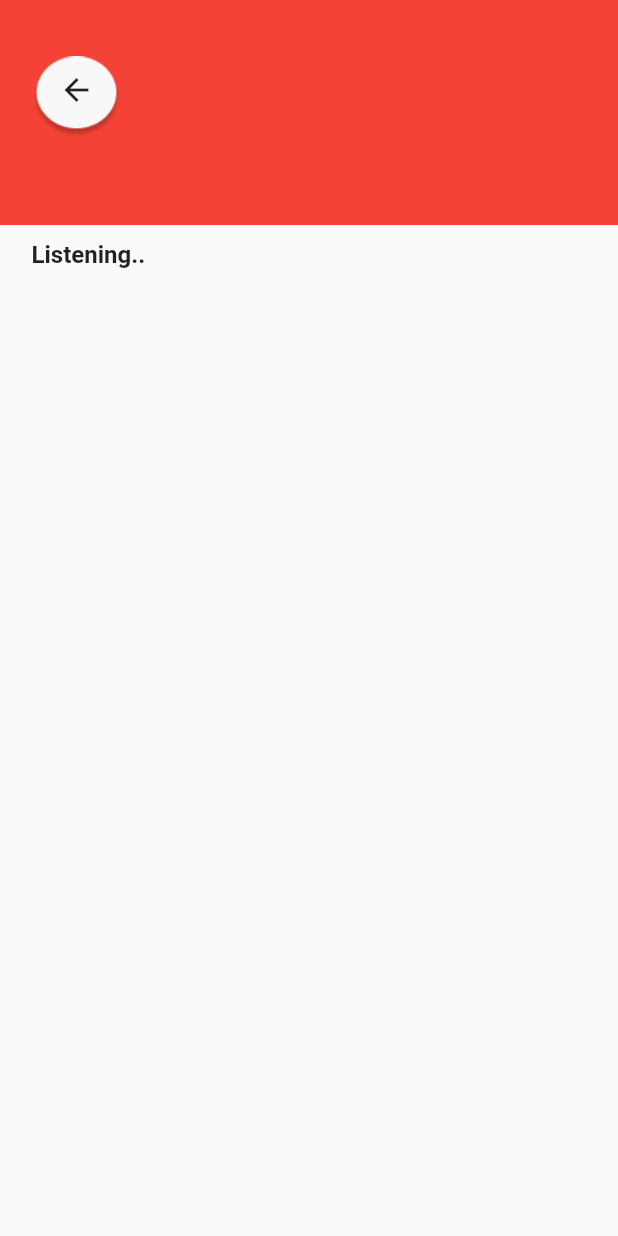
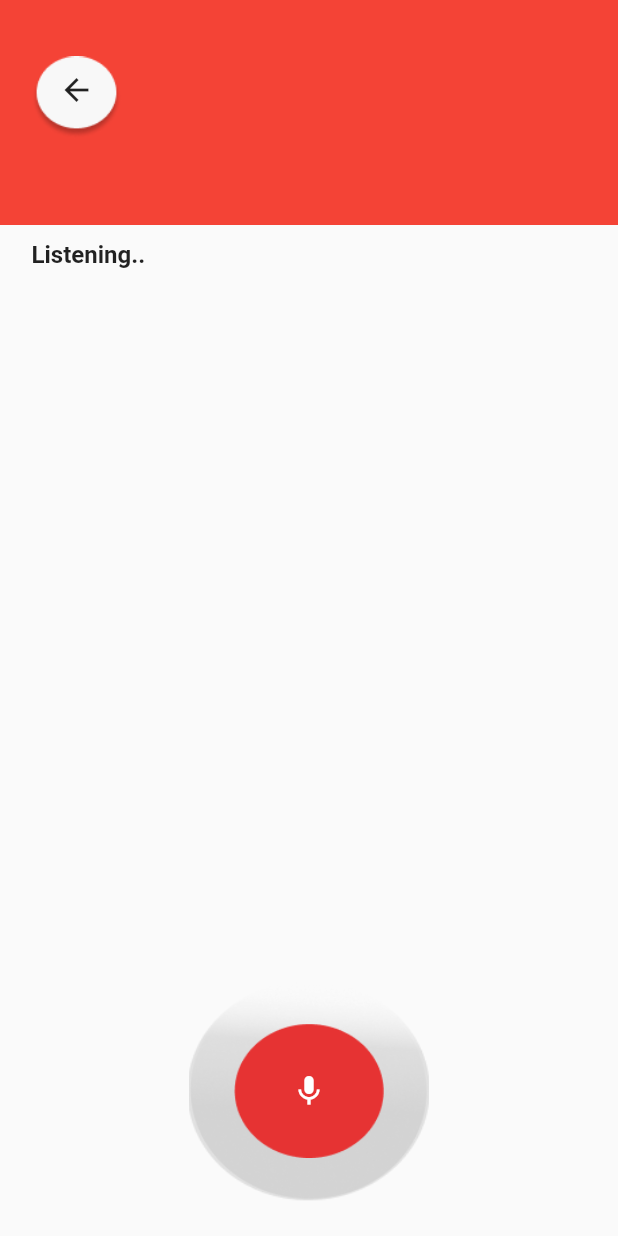
Before and after one commit to ihsanab31/psm, a Flutter app: the Speech screen opened by its route, on a phone screen of 412 x 824 dp. Run offline on Flutter 3.47's test engine with Material 2 defaults, Android fonts, the phone set to English and light mode, and no system bars.

Commit message:
fixing mic

```diff
--- a/lib/screen/speech.dart
+++ b/lib/screen/speech.dart
@@ -1,13 +1,12 @@
 import 'package:flutter/material.dart';
 
-class Speech extends StatefulWidget{
+class Speech extends StatefulWidget {
   static String tag = "speech-tag";
 
   _SpeechState createState() => _SpeechState();
 }
 
-class _SpeechState extends State<Speech>{
-
+class _SpeechState extends State<Speech> {
   @override
   Widget build(BuildContext context) {
     return Scaffold(
@@ -22,21 +21,19 @@ class _SpeechState extends State<Speech>{
                   height: 150,
                   width: double.infinity,
                   alignment: Alignment.centerLeft,
-
                   child: Container(
-                    margin: EdgeInsets.only(left:5),
+                    margin: EdgeInsets.only(left: 5),
                     padding: EdgeInsets.only(bottom: 10),
                     height: 60,
                     width: 60,
                     decoration: BoxDecoration(
                       image: DecorationImage(
                         image: AssetImage("images/Ellipse_back.png"),
-
                       ),
                     ),
                     child: InkWell(
                       child: Icon(Icons.arrow_back),
-                      onTap: (){
+                      onTap: () {
                         Navigator.of(context).pop();
                       },
                     ),
@@ -47,18 +44,57 @@ class _SpeechState extends State<Speech>{
                   width: double.infinity,
                   alignment: Alignment.centerLeft,
                   child: Container(
-                    margin: EdgeInsets.only(left:5, top: 10),
+                      margin: EdgeInsets.only(left: 5, top: 10),
                       padding: EdgeInsets.only(bottom: 10),
                       height: 60,
                       width: double.infinity,
-
-                    child: Text("Listening..",
+                      child: Text(
+                        "Listening..",
                         style: TextStyle(
-                      fontSize: 16,
-                      fontWeight: FontWeight.bold
-                    ),)
+                            fontSize: 16, fontWeight: FontWeight.bold),
+                      )),
+                ),
+                Container(
+                  margin: EdgeInsets.only(
+                      top: MediaQuery.of(context).size.height / 2),
+                  alignment: Alignment.center,
+                  child: Container(
+                    height: 150,
+                    width: 160,
+                    decoration: BoxDecoration(
+                      image: DecorationImage(
+                        image: AssetImage("images/one.png"),
+                        fit: BoxFit.cover,
                       ),
                     ),
+                    child: Container(
+                      height: 100,
+                      width: 110,
+                      alignment: Alignment.center,
+                      decoration: BoxDecoration(
+                        image: DecorationImage(
+                          image: AssetImage("images/two.png"),
+                          fit: BoxFit.cover,
+                        ),
+                      ),
+                      child: Container(
+                          height: 90,
+                          width: 100,
+                          alignment: Alignment.center,
+                          decoration: BoxDecoration(
+                            image: DecorationImage(
+                              image: AssetImage("images/three.png"),
+                              fit: BoxFit.cover,
+                            ),
+                          ),
+                        child: Icon(
+                          Icons.mic,
+                          color: Colors.white,
+                        ),
+                      ),
+                    ),
+                  ),
+                )
               ],
             )
           ],
--- a/pubspec.yaml
+++ b/pubspec.yaml
@@ -65,6 +65,9 @@ flutter:
       - images/minimize.png
       - images/account.png
       - images/frame.png
+      - images/one.png
+      - images/two.png
+      - images/three.png
   #   - images/a_dot_ham.jpeg
 
   # An image asset can refer to one or more resolution-specific "variants", see
```
Also changed, not shown: lib/screen/page/recommend.dart (+37 -16 lines), images/one.png (added), images/three.png (added), images/two.png (added). Lines whose indentation alone changed are shown as unchanged.
